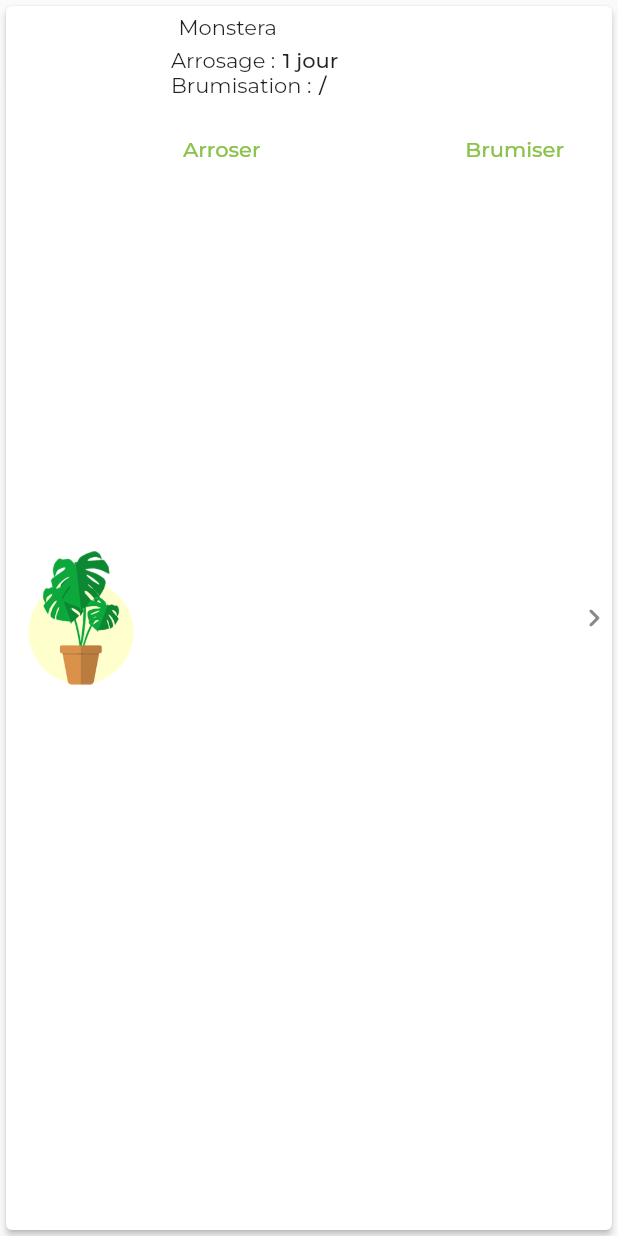
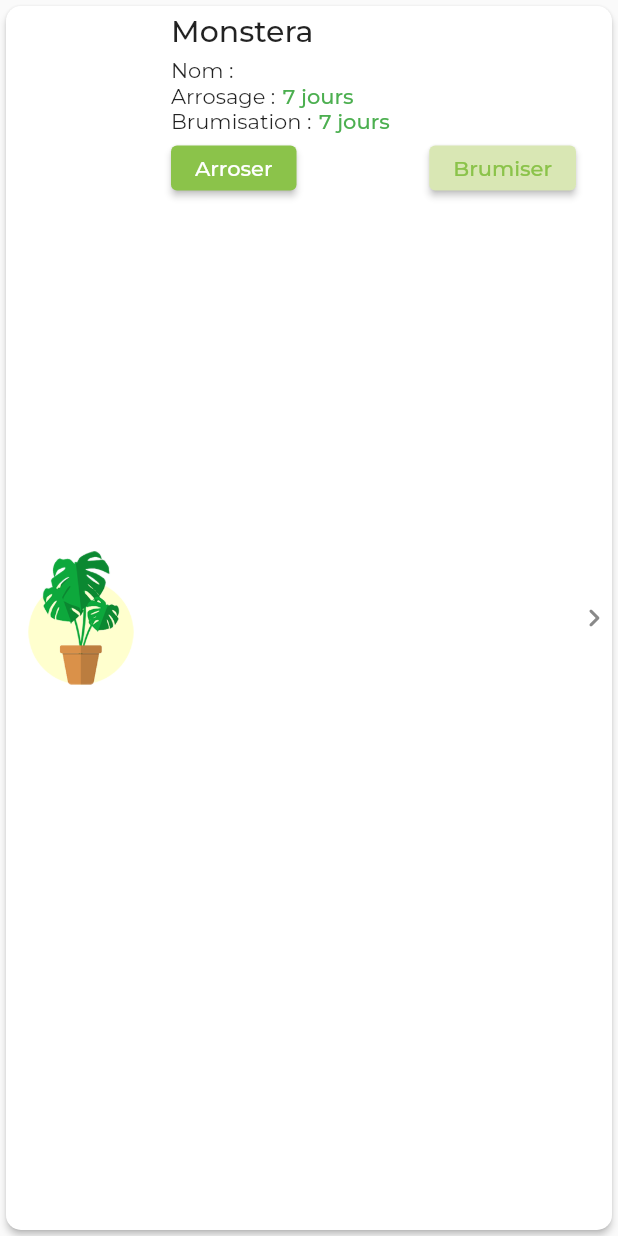
Before and after one commit to Skewnart/feedy, a Flutter app: the MyPlantCard widget shown alone on an empty page, opened directly with empty values, on a phone screen of 412 x 824 dp. Run offline on Flutter 3.47's test engine with Material 2 defaults, Android fonts, the phone set to English and light mode, and no system bars; our stand-ins replace google_fonts, supabase, supabase_flutter; accounts and stored records are empty.

Commit message:
Better display my_plant_card widget

```diff
--- a/lib/widgets/my_plants_card.widget.dart
+++ b/lib/widgets/my_plants_card.widget.dart
@@ -9,10 +9,24 @@ class MyPlantCard extends StatelessWidget {
 
   @override
   Widget build(BuildContext context) {
+    final int wateringDays =
+        plant.remainWatering < 0 ? 0 : plant.remainWatering;
+    final Color wateringColor = wateringDays == 0
+        ? Colors.red
+        : (wateringDays <= 2 ? Colors.orange : Colors.green);
+
+    final int mistingDays = plant.remainMisting < 0 ? 0 : plant.remainMisting;
+    final Color mistingColor = mistingDays == 0
+        ? Colors.red
+        : (mistingDays <= 2 ? Colors.orange : Colors.green);
+
     return Card(
       clipBehavior: Clip.antiAliasWithSaveLayer,
       color: Color(0xFFFFFFFF),
       elevation: 2,
+      shape: RoundedRectangleBorder(
+        borderRadius: BorderRadius.circular(10),
+      ),
       child: Row(
         mainAxisSize: MainAxisSize.max,
         children: [
@@ -31,22 +45,26 @@ class MyPlantCard extends StatelessWidget {
                 children: [
                   Padding(
                     padding: EdgeInsetsDirectional.fromSTEB(0, 0, 0, 5),
-                    child: Row(
+                    child: Text(
+                      plant.type.name,
+                      style: Theme.of(context).textTheme.headline6,
+                    ),
+                  ),
+                  Row(
                     mainAxisSize: MainAxisSize.max,
                     children: [
                       Text(
-                          (plant.name ?? "sans nom"),
-                          style: Theme.of(context).textTheme.bodyText1,
+                        'Nom :',
+                        style: Theme.of(context).textTheme.bodyText2,
                       ),
                       Padding(
                         padding: EdgeInsetsDirectional.fromSTEB(5, 0, 0, 0),
                         child: Text(
-                            plant.type.name,
-                            style: Theme.of(context).textTheme.bodyText2,
+                          plant.name ?? "---",
+                          style: Theme.of(context).textTheme.bodyText1,
                         ),
                       ),
                     ],
-                    ),
                   ),
                   Row(
                     mainAxisSize: MainAxisSize.max,
@@ -58,12 +76,16 @@ class MyPlantCard extends StatelessWidget {
                       Padding(
                         padding: EdgeInsetsDirectional.fromSTEB(5, 0, 0, 0),
                         child: Text(
-                          '1 jour',
-                          style: Theme.of(context).textTheme.bodyText1,
+                          '$wateringDays jour${wateringDays > 1 ? "s" : ""}',
+                          style: Theme.of(context)
+                              .textTheme
+                              .bodyText1
+                              ?.copyWith(color: wateringColor),
                         ),
                       ),
                     ],
                   ),
+                  if (plant.type.intervalMisting > 0)
                     Row(
                       mainAxisSize: MainAxisSize.max,
                       children: [
@@ -74,54 +96,49 @@ class MyPlantCard extends StatelessWidget {
                         Padding(
                           padding: EdgeInsetsDirectional.fromSTEB(5, 0, 0, 0),
                           child: Text(
-                          '/',
-                          style: Theme.of(context).textTheme.bodyText1,
+                            '$mistingDays jour${mistingDays > 1 ? "s" : ""}',
+                            style: Theme.of(context)
+                                .textTheme
+                                .bodyText1
+                                ?.copyWith(color: mistingColor),
                           ),
                         ),
                       ],
                     ),
                   Padding(
-                    padding: EdgeInsetsDirectional.fromSTEB(0, 10, 0, 0),
+                    padding: EdgeInsetsDirectional.fromSTEB(0, 8, 0, 0),
                     child: Row(
                       mainAxisSize: MainAxisSize.max,
                       mainAxisAlignment: MainAxisAlignment.spaceBetween,
                       children: [
-                        TextButton(
+                        SizedBox(
+                          height: 30,
+                          child: ElevatedButton(
+                            style: ButtonStyle(
+                                foregroundColor: MaterialStateProperty.all(
+                              Colors.white,
+                            )),
                             onPressed: () {
                               print('Button pressed ...');
                             },
                             child: const Text("Arroser"),
-                          // style: Theme.of(context).buttonTheme,
-                          // options: FFButtonOptions(
-                          //   width: 80,
-                          //   height: 20,
-                          //   color: Theme.of(context).primaryColor,
-                          //   textStyle:
-                          //       Theme.of(context).textTheme.subtitle2,
-                          //   borderSide: BorderSide(
-                          //     color: Colors.transparent,
-                          //     width: 1,
-                          //   ),
-                          //   borderRadius: 12,
-                          // ),
                           ),
-                        TextButton(
+                        ),
+                        if (plant.type.intervalMisting > 0)
+                          SizedBox(
+                            height: 30,
+                            child: ElevatedButton(
+                              style: ButtonStyle(
+                                  backgroundColor: MaterialStateProperty.all(
+                                      Color.fromARGB(255, 217, 231, 180)),
+                                  foregroundColor: MaterialStateProperty.all(
+                                    Colors.lightGreen,
+                                  )),
                               onPressed: () {
                                 print('Button pressed ...');
                               },
-                          child: const Text('Brumiser'),
-                          // options: FFButtonOptions(
-                          //   width: 80,
-                          //   height: 20,
-                          //   color: Theme.of(context).primaryColor,
-                          //   textStyle:
-                          //       Theme.of(context).textTheme.subtitle2,
-                          //   borderSide: BorderSide(
-                          //     color: Colors.transparent,
-                          //     width: 1,
-                          //   ),
-                          //   borderRadius: 12,
-                          // ),
+                              child: const Text("Brumiser"),
+                            ),
                           ),
                       ],
                     ),
```
Lines whose indentation alone changed are shown as unchanged.
